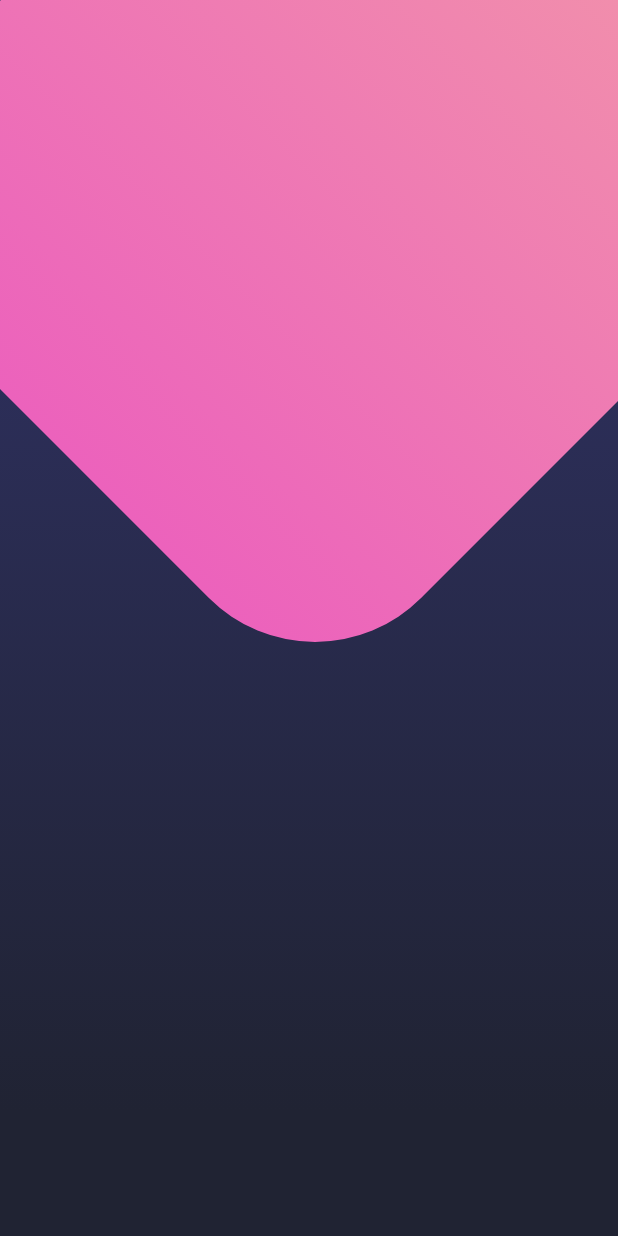
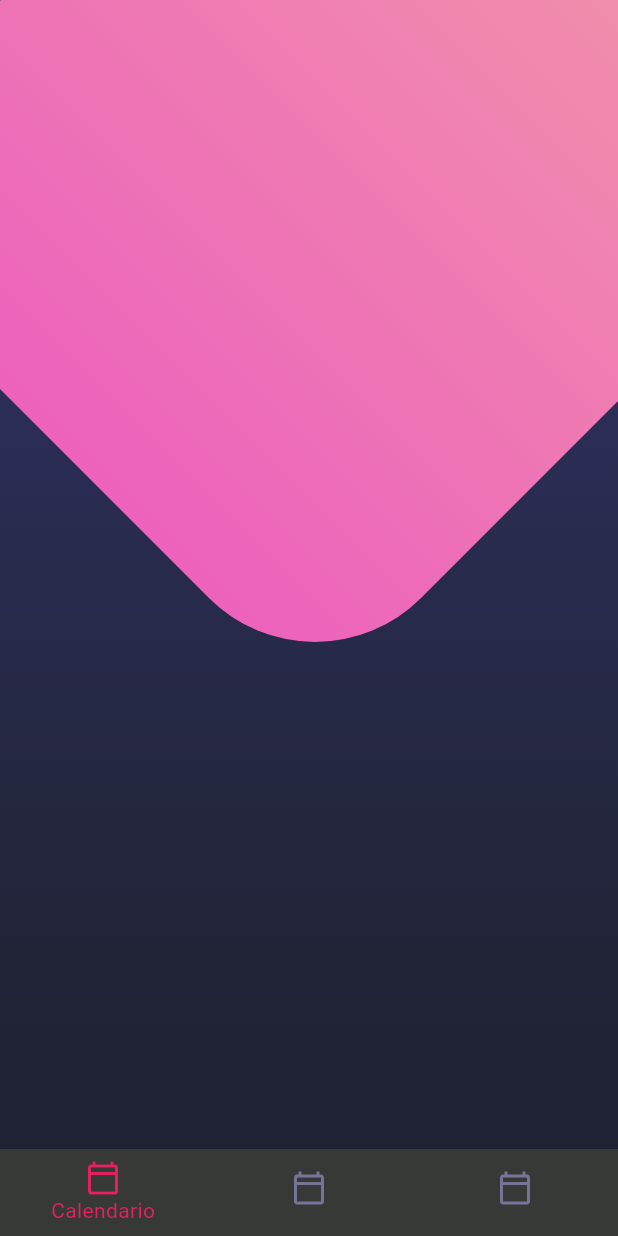
Before and after one commit to Cesarcceo/disenos, a Flutter app: the screen it shows after launch, on a phone screen of 412 x 824 dp. Run offline on Flutter 3.47's test engine with Material 3 defaults, Android fonts, the phone set to English and light mode, and no system bars.

Commit message:
New feature (widgets): :sparkles: se creo el archivo custom_bottom_navigation.dart y se agrego un BottomNavigationBar

```diff
--- a/lib/screens/home_screen.dart
+++ b/lib/screens/home_screen.dart
@@ -11,7 +11,8 @@ class HomeScreen extends StatelessWidget {
         children: [
         Background()
         ],
-      )
-   );
+      ),
+      bottomNavigationBar: const CustonBottomNavigation(),
+    );
   }
 }
--- /dev/null
+++ b/lib/widgets/custom_bottom_navigation.dart
@@ -0,0 +1,31 @@
+import 'package:flutter/material.dart';
+
+class CustonBottomNavigation extends StatelessWidget {
+  const CustonBottomNavigation({super.key});
+
+  @override
+  Widget build(BuildContext context) {
+    return BottomNavigationBar(
+      // showSelectedLabels:  false,
+      showUnselectedLabels:  false,
+      selectedItemColor: Colors.pink,
+      backgroundColor: const Color.fromRGBO(55,57, 54, 1),
+      unselectedItemColor: const Color.fromRGBO(116, 117, 152, 1),
+      currentIndex: 0,
+      items: const [
+        BottomNavigationBarItem(
+          icon: Icon(Icons.calendar_today_outlined),
+          label: 'Calendario'
+        ),
+        BottomNavigationBarItem(
+          icon: Icon(Icons.calendar_today_outlined),
+          label: 'Calendario'
+        ),
+        BottomNavigationBarItem(
+          icon: Icon(Icons.calendar_today_outlined),
+          label: 'Calendario'
+        ),
+      ]
+    );
+  }
+}
--- a/lib/widgets/widgets.dart
+++ b/lib/widgets/widgets.dart
@@ -1,2 +1,4 @@
+
+export 'package:disenos/widgets/custom_bottom_navigation.dart';
 
 export 'package:disenos/widgets/background.dart';
```
